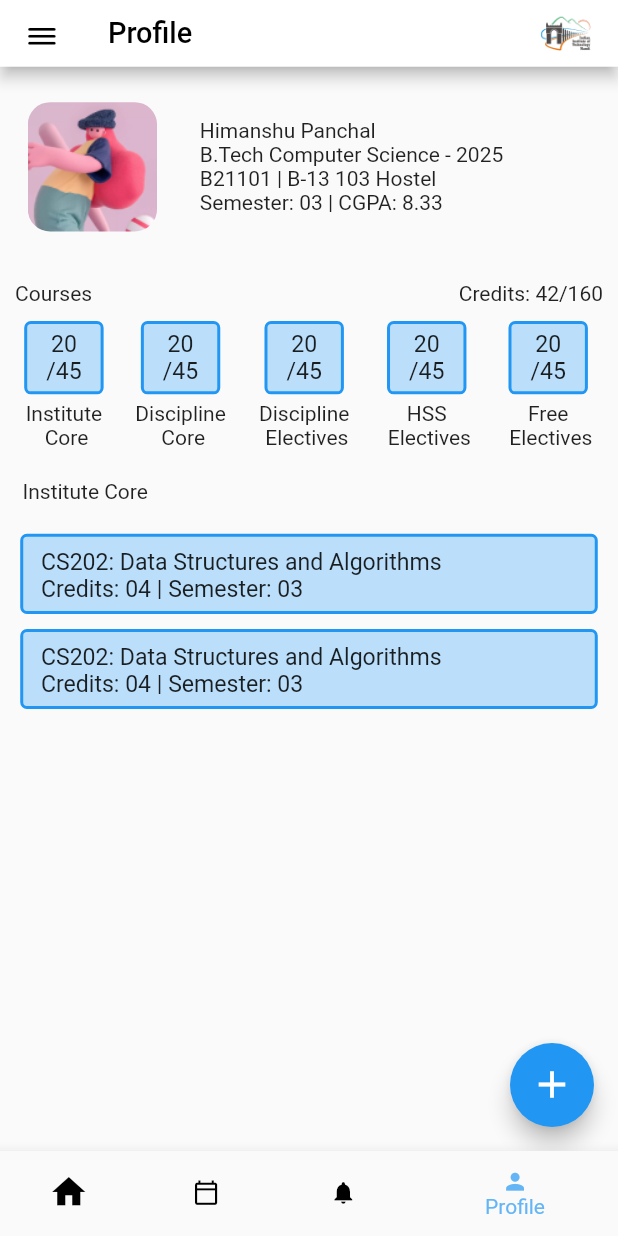
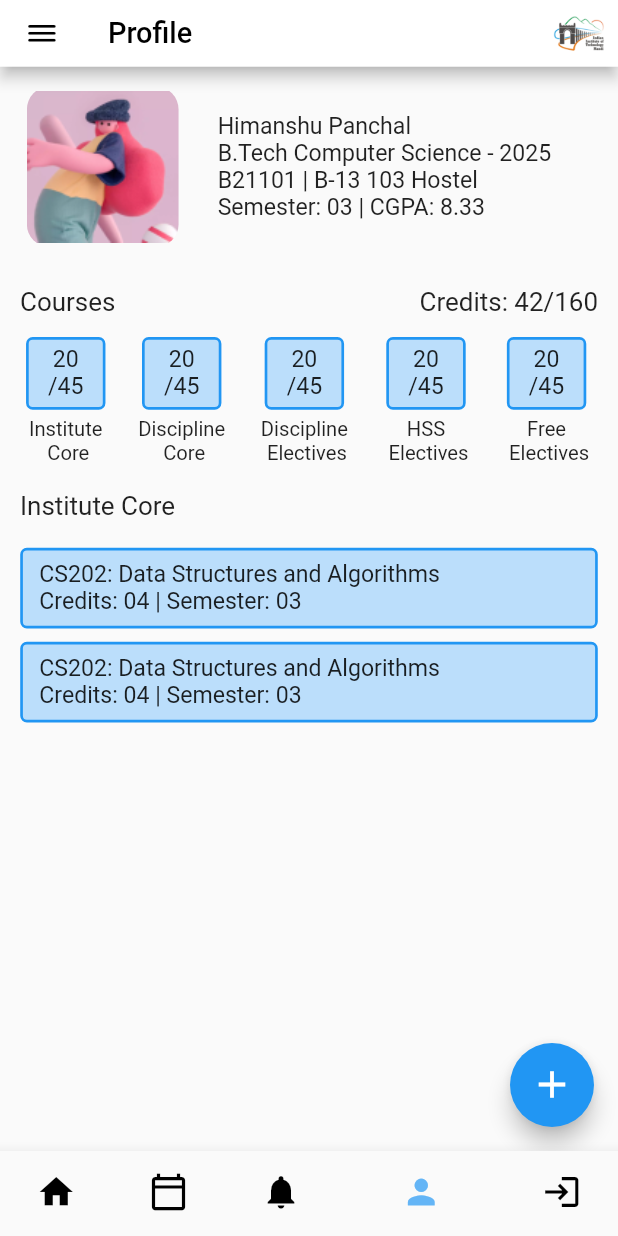
Before and after one commit to HimanshuPanchal15/iit_mandi_app, a Flutter app: the screen it shows after launch, item 4 of the bottom bar chosen, on a phone screen of 412 x 824 dp. Run offline on Flutter 3.47's test engine with Material 2 defaults, Android fonts, the phone set to English and light mode, and no system bars; our stand-ins replace flutter_screenutil.

Commit message:
navigation update

```diff
--- a/lib/Pages/profile.dart
+++ b/lib/Pages/profile.dart
@@ -11,10 +11,14 @@ class Profile extends StatefulWidget {
 class ProfileState extends State<Profile> {
   @override
   Widget build(BuildContext context) {
+    double height = MediaQuery.of(context).size.height;
+    double width = MediaQuery.of(context).size.width;
     return ScreenUtilInit(
       designSize: const Size(428, 926),
       builder: (context, child) {
-        return Scaffold(
+        return Container(
+          constraints: BoxConstraints(maxWidth: width, maxHeight: height),
+          child: Scaffold(
             appBar: AppBar(
               title: Text(
                 'Profile',
@@ -23,7 +27,7 @@ class ProfileState extends State<Profile> {
               backgroundColor: Colors.white,
               toolbarHeight: 50.h,
               leading: Padding(
-              padding: const EdgeInsets.all(5.0),
+                padding: EdgeInsets.all(4.r),
                 child: IconButton(
                   onPressed: () {},
                   icon: const Icon(Icons.dehaze_rounded),
@@ -34,8 +38,8 @@ class ProfileState extends State<Profile> {
               actions: [
                 IconButton(
                   onPressed: () {},
-                icon: Image.asset('assets/logo.png'),
-                iconSize: 60.r,
+                  icon: Image.asset('assets/logo1.png'),
+                  iconSize: 40.r,
                 ),
               ],
             ),
@@ -49,20 +53,21 @@ class ProfileState extends State<Profile> {
                   child: Row(
                     children: [
                       Expanded(
-                      flex: 1,
+                        flex: 2,
                         child: Padding(
-                        padding: const EdgeInsets.all(5.0),
+                          padding: EdgeInsets.all(5.r),
                           child: ClipRRect(
                               borderRadius: BorderRadius.circular(15.0),
-                            child: Image.asset('assets/3.png')),
+                              child: Image.asset('assets/3.png', height: 120.h,width: 120.w,)),
                         ),
                       ),
-                    const Expanded(
-                        flex: 3,
+                      Expanded(
+                          flex: 5,
                           child: Padding(
-                          padding: EdgeInsets.all(20.0),
+                            padding: EdgeInsets.all(20.r),
                             child: Text(
                               " Himanshu Panchal \n B.Tech Computer Science - 2025\n B21101 | B-13 103 Hostel \n Semester: 03 | CGPA: 8.33",
+                            style: TextStyle(fontSize: 16.sp),
                             ),
                           ))
                     ],
@@ -74,10 +79,11 @@ class ProfileState extends State<Profile> {
                       flex: 1,
                       child: Column(
                         crossAxisAlignment: CrossAxisAlignment.start,
-                      children: const [
+                        children: [
                           Padding(
-                          padding: EdgeInsets.all(10.0),
-                          child: Text("Courses"),
+                            padding: EdgeInsets.all(15.r),
+                            child: Text("Courses",
+                            style: TextStyle(fontSize: 18.sp),),
                           )
                         ],
                       ),
@@ -86,10 +92,11 @@ class ProfileState extends State<Profile> {
                       flex: 1,
                       child: Column(
                         crossAxisAlignment: CrossAxisAlignment.end,
-                      children: const [
+                        children: [
                           Padding(
-                          padding: EdgeInsets.all(10.0),
-                          child: Text("Credits: 42/160"),
+                            padding: EdgeInsets.all(15.r),
+                            child: Text("Credits: 42/160",
+                            style: TextStyle(fontSize: 18.sp),),
                           )
                         ],
                       ),
@@ -103,18 +110,17 @@ class ProfileState extends State<Profile> {
                     Column(
                       children: [
                         Container(
-                        height: 55.h,
                           width: 55.w,
                           decoration: BoxDecoration(
                               shape: BoxShape.rectangle,
                               color: Colors.blue[100],
                               borderRadius: BorderRadius.circular(5.r),
                               border: Border.all(
-                              width: 2,
+                                width: 2.r,
                                 color: Colors.blue,
                               )),
                           child: Padding(
-                          padding: const EdgeInsets.all(5.0),
+                            padding: EdgeInsets.all(5.r),
                             child: Text(
                               "20\n/45",
                               textAlign: TextAlign.center,
@@ -126,28 +132,29 @@ class ProfileState extends State<Profile> {
                             ),
                           ),
                         ),
-                      const Padding(
-                        padding: EdgeInsets.all(5.0),
+                        Padding(
+                          padding: EdgeInsets.all(5.r),
                           child: Text("Institute\n Core",
-                            textAlign: TextAlign.center),
+                              textAlign: TextAlign.center,
+                            style: TextStyle(fontSize: 14.sp),
+                          ),
                         )
                       ],
                     ),
                     Column(
                       children: [
                         Container(
-                        height: 55.h,
                           width: 55.w,
                           decoration: BoxDecoration(
                               shape: BoxShape.rectangle,
                               color: Colors.blue[100],
                               borderRadius: BorderRadius.circular(5.r),
                               border: Border.all(
-                              width: 2,
+                                width: 2.r,
                                 color: Colors.blue,
                               )),
                           child: Padding(
-                          padding: const EdgeInsets.all(5.0),
+                            padding: EdgeInsets.all(5.r),
                             child: Text(
                               "20\n/45",
                               textAlign: TextAlign.center,
@@ -159,28 +166,28 @@ class ProfileState extends State<Profile> {
                             ),
                           ),
                         ),
-                      const Padding(
-                        padding: EdgeInsets.all(5.0),
+                        Padding(
+                          padding: EdgeInsets.all(5.r),
                           child: Text("Discipline\n Core",
-                            textAlign: TextAlign.center),
-                      )
+                              textAlign: TextAlign.center,
+                          style: TextStyle(fontSize: 14.sp),
+                        ))
                       ],
                     ),
                     Column(
                       children: [
                         Container(
-                        height: 55.h,
                           width: 55.w,
                           decoration: BoxDecoration(
                               shape: BoxShape.rectangle,
                               color: Colors.blue[100],
                               borderRadius: BorderRadius.circular(5.r),
                               border: Border.all(
-                              width: 2,
+                                width: 2.r,
                                 color: Colors.blue,
                               )),
                           child: Padding(
-                          padding: const EdgeInsets.all(5.0),
+                            padding: EdgeInsets.all(5.r),
                             child: Text(
                               "20\n/45",
                               textAlign: TextAlign.center,
@@ -192,28 +199,28 @@ class ProfileState extends State<Profile> {
                             ),
                           ),
                         ),
-                      const Padding(
-                        padding: EdgeInsets.all(5.0),
+                        Padding(
+                          padding: EdgeInsets.all(5.r),
                           child: Text("Discipline\n Electives",
-                            textAlign: TextAlign.center),
-                      )
+                              textAlign: TextAlign.center,
+                          style: TextStyle(fontSize: 14.sp),
+                        ))
                       ],
                     ),
                     Column(
                       children: [
                         Container(
-                        height: 55.h,
                           width: 55.w,
                           decoration: BoxDecoration(
                               shape: BoxShape.rectangle,
                               color: Colors.blue[100],
                               borderRadius: BorderRadius.circular(5.r),
                               border: Border.all(
-                              width: 2,
+                                width: 2.r,
                                 color: Colors.blue,
                               )),
                           child: Padding(
-                          padding: const EdgeInsets.all(5.0),
+                            padding: EdgeInsets.all(5.r),
                             child: Text(
                               "20\n/45",
                               textAlign: TextAlign.center,
@@ -225,28 +232,28 @@ class ProfileState extends State<Profile> {
                             ),
                           ),
                         ),
-                      const Padding(
-                        padding: EdgeInsets.all(5.0),
+                        Padding(
+                          padding: EdgeInsets.all(5.r),
                           child: Text("HSS\n Electives",
-                            textAlign: TextAlign.center),
-                      )
+                              textAlign: TextAlign.center,
+                          style: TextStyle(fontSize: 14.sp),
+                        ))
                       ],
                     ),
                     Column(
                       children: [
                         Container(
-                        height: 55.h,
                           width: 55.w,
                           decoration: BoxDecoration(
                               shape: BoxShape.rectangle,
                               color: Colors.blue[100],
                               borderRadius: BorderRadius.circular(5.r),
                               border: Border.all(
-                              width: 2,
+                                width: 2.r,
                                 color: Colors.blue,
                               )),
                           child: Padding(
-                          padding: const EdgeInsets.all(5.0),
+                            padding: EdgeInsets.all(5.r),
                             child: Text(
                               "20\n/45",
                               textAlign: TextAlign.center,
@@ -258,11 +265,12 @@ class ProfileState extends State<Profile> {
                             ),
                           ),
                         ),
-                      const Padding(
-                        padding: EdgeInsets.all(5.0),
+                        Padding(
+                          padding: EdgeInsets.all(5.r),
                           child: Text(
                             "Free\n Electives",
                             textAlign: TextAlign.center,
+                            style: TextStyle(fontSize: 14.sp),
                           ),
                         )
                       ],
@@ -273,32 +281,32 @@ class ProfileState extends State<Profile> {
                   mainAxisAlignment: MainAxisAlignment.spaceBetween,
                   children: [
                     Row(
-                    children: const [
+                      children: [
                         Padding(
-                        padding: EdgeInsets.all(15.0),
-                        child: Text("Institute Core"),
+                          padding: EdgeInsets.all(15.r),
+                          child: Text("Institute Core",
+                          style: TextStyle(fontSize: 18.sp),),
                         ),
                       ],
                     ),
                     Padding(
-                    padding: const EdgeInsets.all(5.0),
+                      padding: EdgeInsets.all(5.r),
                       child: Row(
                         mainAxisAlignment: MainAxisAlignment.center,
                         children: [
                           Center(
                             child: Container(
-                            height: 60.h,
                               width: 400.w,
                               decoration: BoxDecoration(
                                   shape: BoxShape.rectangle,
                                   color: Colors.blue[100],
                                   borderRadius: BorderRadius.circular(5.r),
                                   border: Border.all(
-                                  width: 2,
+                                    width: 2.r,
                                     color: Colors.blue,
                                   )),
                               child: Padding(
-                              padding: const EdgeInsets.all(8.0),
+                                padding: EdgeInsets.all(8.r),
                                 child: Text(
                                   " CS202: Data Structures and Algorithms\n Credits: 04 | Semester: 03",
                                   textAlign: TextAlign.left,
@@ -315,24 +323,23 @@ class ProfileState extends State<Profile> {
                       ),
                     ),
                     Padding(
-                    padding: const EdgeInsets.all(5.0),
+                      padding:  EdgeInsets.all(5.r),
                       child: Row(
                         mainAxisAlignment: MainAxisAlignment.center,
                         children: [
                           Center(
                             child: Container(
-                            height: 60.h,
                               width: 400.w,
                               decoration: BoxDecoration(
                                   shape: BoxShape.rectangle,
                                   color: Colors.blue[100],
                                   borderRadius: BorderRadius.circular(5.r),
                                   border: Border.all(
-                                  width: 2,
+                                    width: 2.r,
                                     color: Colors.blue,
                                   )),
                               child: Padding(
-                              padding: const EdgeInsets.all(8.0),
+                                padding: EdgeInsets.all(8.r),
                                 child: Text(
                                   " CS202: Data Structures and Algorithms\n Credits: 04 | Semester: 03",
                                   textAlign: TextAlign.left,
@@ -362,6 +369,7 @@ class ProfileState extends State<Profile> {
                 size: 30,
               ),
             ),
+          ),
         );
       },
     );
--- a/lib/main.dart
+++ b/lib/main.dart
@@ -2,6 +2,7 @@ import 'package:flutter/material.dart';
 import 'package:flutter/services.dart';
 import 'package:iit_mandi_app/Pages/events.dart';
 import 'package:iit_mandi_app/Pages/home.dart';
+import 'package:iit_mandi_app/Pages/login.dart';
 import 'package:iit_mandi_app/Pages/profile.dart';
 import 'package:iit_mandi_app/Pages/updates.dart';
 import 'package:flutter_screenutil/flutter_screenutil.dart';
@@ -9,7 +10,7 @@ import 'package:flutter_screenutil/flutter_screenutil.dart';
 void main() {
   WidgetsFlutterBinding.ensureInitialized();
   SystemChrome.setPreferredOrientations(
-      [DeviceOrientation.portraitUp, DeviceOrientation.portraitDown]);
+      [DeviceOrientation.portraitUp]);
   runApp(const MaterialApp(
     title: 'IIT Mandi',
     home: MainPage(),
@@ -25,18 +26,23 @@ class MainPage extends StatefulWidget {
 
 class _MainPageState extends State<MainPage> {
   int currentIndex = 0;
-  List<Widget> screens = [Home(), Events(), Updates(), Profile()];
+  List<Widget> screens = [Home(), Events(), Updates(), Profile(), Login()];
   @override
   Widget build(BuildContext context) {
+    double height = MediaQuery.of(context).size.height;
+    double width = MediaQuery.of(context).size.width;
     return ScreenUtilInit(
         designSize: const Size(428, 926),
         builder: (context, child) {
-          return Scaffold(
+          return Container(
+            constraints: BoxConstraints(maxHeight: height,maxWidth: width),
+            child: Scaffold(
               body: IndexedStack(
                 index: currentIndex,
                 children: screens,
               ),
               bottomNavigationBar: BottomNavigationBar(
+                showSelectedLabels: false,
                 currentIndex: currentIndex,
                 onTap: (index) => setState(() => currentIndex = index),
                 selectedItemColor: Colors.blue[300],
@@ -52,7 +58,7 @@ class _MainPageState extends State<MainPage> {
                   BottomNavigationBarItem(
                     icon: Icon(
                       Icons.calendar_today_outlined,
-                    size: 20.r,
+                      size: 30.r,
                     ),
                     label: 'Events',
                   ),
@@ -66,18 +72,21 @@ class _MainPageState extends State<MainPage> {
                   BottomNavigationBarItem(
                     icon: Icon(
                       Icons.notifications,
-                    size: 20.r,
+                      size: 30.r,
                     ),
                     label: 'Updates',
                   ),
                   BottomNavigationBarItem(
                     icon: Icon(
                       Icons.person,
-                    size: 20.r,
+                      size: 30.r,
                     ),
                     label: 'Profile',
                   ),
+                  BottomNavigationBarItem(icon: Icon(Icons.login,size: 30.r,),
+                  label: 'Login')
                 ],
+              ),
             ),
           );
         });
```
Also changed, not shown: lib/Pages/events.dart (+19 -16 lines), lib/Pages/home.dart (+36 -30 lines), lib/Pages/login.dart (added, +288 -0 lines), lib/Pages/updates.dart (+19 -16 lines), assets/4.png (added), assets/logo1.png (added). Lines whose indentation alone changed are shown as unchanged.
